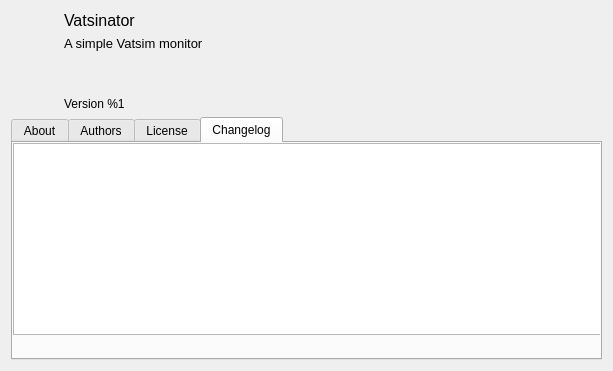
Vatsinator/vatsinator-legacy, file source/ui/resources/aboutwindow.ui: the form before one commit.
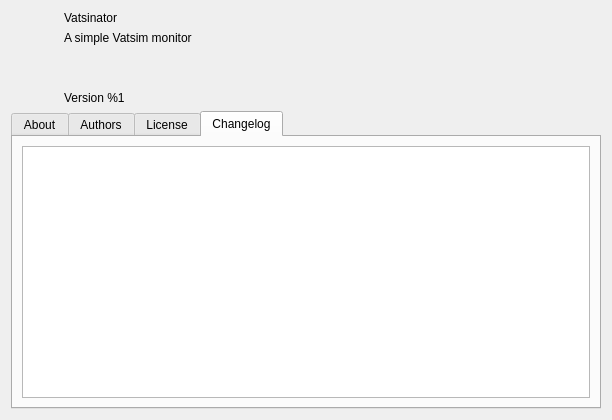
The form after the commit. The open tabs and pages were chosen to show the change. Icons and pictures are not drawn.

Commit message: MacOS X fixes: - gui - build scripts

Diff of the .ui file:
```diff
--- a/source/ui/resources/aboutwindow.ui
+++ b/source/ui/resources/aboutwindow.ui
@@ -6,8 +6,8 @@
    <rect>
     <x>0</x>
     <y>0</y>
-    <width>613</width>
-    <height>371</height>
+    <width>612</width>
+    <height>420</height>
    </rect>
   </property>
   <property name="windowTitle">
@@ -54,12 +54,7 @@
      <item>
       <layout class="QVBoxLayout" name="verticalLayout_2">
        <item>
-        <widget class="QLabel" name="label_3">
-         <property name="font">
-          <font>
-           <pointsize>12</pointsize>
-          </font>
-         </property>
+        <widget class="QLabel" name="TitleLabel">
          <property name="text">
           <string>Vatsinator</string>
          </property>
@@ -70,11 +65,6 @@
        </item>
        <item>
         <widget class="QLabel" name="label">
-         <property name="font">
-          <font>
-           <pointsize>10</pointsize>
-          </font>
-         </property>
          <property name="text">
           <string>A simple Vatsim monitor</string>
          </property>
@@ -266,19 +256,18 @@
       <attribute name="title">
        <string>Changelog</string>
       </attribute>
+      <layout class="QHBoxLayout" name="horizontalLayout_4">
+       <item>
       <widget class="QTextEdit" name="ChangelogField">
-       <property name="geometry">
-        <rect>
-         <x>0</x>
-         <y>0</y>
-         <width>589</width>
-         <height>192</height>
-        </rect>
+         <property name="horizontalScrollBarPolicy">
+          <enum>Qt::ScrollBarAlwaysOff</enum>
        </property>
        <property name="readOnly">
         <bool>true</bool>
        </property>
       </widget>
+       </item>
+      </layout>
      </widget>
     </widget>
    </item>
```
Lines whose indentation alone changed are shown as unchanged. The commit also changes 7 other files.
